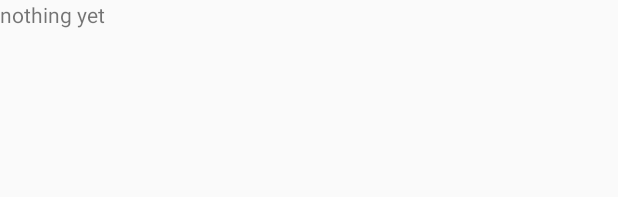
After one commit to Decryptic/ItLit, an Android app: the layout activity_litcoin.xml on its own in the app's theme, with its tools: preview values and no code run, on a phone screen of 412 x 824 dp. The commit adds this screen. Shown: the top 197 px of the screen. Run offline under Robolectric (Android 15) with nearby library versions, the phone set to English and light mode, and no system bars.

Commit message:
litcoin template for andy

```diff
--- a/Android/ItLit/app/src/main/AndroidManifest.xml
+++ b/Android/ItLit/app/src/main/AndroidManifest.xml
@@ -60,6 +60,8 @@
             android:screenOrientation="portrait"/>
         <activity android:name=".ContactsActivity"
             android:screenOrientation="portrait"/>
+        <activity android:name=".LitcoinActivity"
+            android:screenOrientation="portrait"/>
 
         <meta-data
             android:name="com.google.android.maps.v2.API_KEY"
--- a/Android/ItLit/app/src/main/java/io/itlit/ItLit/LoginActivity.java
+++ b/Android/ItLit/app/src/main/java/io/itlit/ItLit/LoginActivity.java
@@ -80,7 +80,7 @@ public class LoginActivity extends AppCompatActivity {
                                 SharedPreferences settings = getApplicationContext().getSharedPreferences(Const.userprefs, Context.MODE_PRIVATE);
                                 SharedPreferences.Editor editor = settings.edit();
                                 editor.putString("uname", uname);
-                                editor.putString("passwd", passwd);
+                                editor.putString("passwd", shapasswd);
                                 editor.commit();
 
                                 Intent mainIntent = new Intent(LoginActivity.this, MainActivity.class);
--- /dev/null
+++ b/Android/ItLit/app/src/main/res/layout/activity_litcoin.xml
@@ -0,0 +1,11 @@
+<?xml version="1.0" encoding="utf-8"?>
+<LinearLayout xmlns:android="http://schemas.android.com/apk/res/android"
+    android:orientation="vertical" android:layout_width="match_parent"
+    android:layout_height="match_parent">
+
+    <TextView
+        android:id="@+id/textView"
+        android:layout_width="match_parent"
+        android:layout_height="wrap_content"
+        android:text="nothing yet" />
+</LinearLayout>
--- a/Android/ItLit/app/src/main/res/layout/fragment_light.xml
+++ b/Android/ItLit/app/src/main/res/layout/fragment_light.xml
@@ -49,14 +49,14 @@
                     android:layout_height="wrap_content"
                     android:textColor="@color/colorText"
                     android:id="@+id/tvLitcoin"
-                    android:layout_marginRight="5dp"/>
+                    android:layout_marginRight="44dp"/>
                 <TextView
                     android:text="Log out"
                     android:layout_width="wrap_content"
                     android:layout_height="wrap_content"
                     android:textColor="@color/colorText"
                     android:id="@+id/tvLogout"
-                    android:layout_marginLeft="5dp"/>
+                    android:layout_marginLeft="44dp"/>
             </LinearLayout>
 
             <EditText
```
Also changed, not shown: Android/ItLit/app/src/main/java/io/itlit/ItLit/LitcoinActivity.java (added, +12 -0 lines), Android/ItLit/app/src/main/java/io/itlit/ItLit/TabFragment.java (+9 -0 lines).
